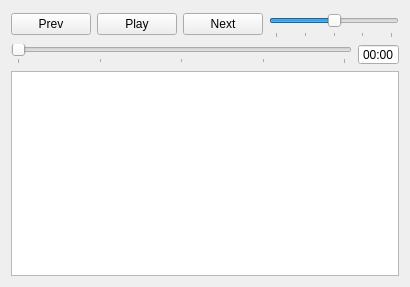
Old version of the form transport.ui in the repository SMC-LAB/Eve.
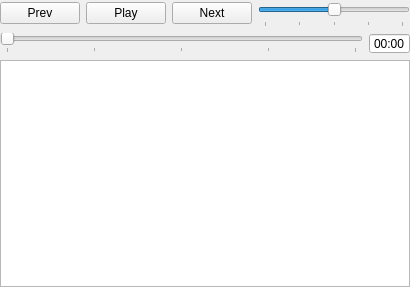
New version of the form.

Commit message: Fixed layout resizing problem detailed in previous commit

What changed in the file:
```diff
--- a/transport.ui
+++ b/transport.ui
@@ -22,8 +22,14 @@
   <property name="windowTitle">
    <string>Form</string>
   </property>
-  <layout class="QGridLayout" name="gridLayout_4">
-   <item row="0" column="0">
+  <property name="styleSheet">
+   <string notr="true"/>
+  </property>
+  <layout class="QHBoxLayout" name="horizontalLayout">
+   <property name="margin">
+    <number>0</number>
+   </property>
+   <item>
     <layout class="QGridLayout" name="gridLayout_3">
      <item row="0" column="0">
       <layout class="QGridLayout" name="gridLayout">
@@ -32,6 +38,9 @@
          <property name="text">
           <string>Prev</string>
          </property>
+         <property name="flat">
+          <bool>false</bool>
+         </property>
         </widget>
        </item>
        <item row="0" column="1">
```
The commit also changes 1 other file.
